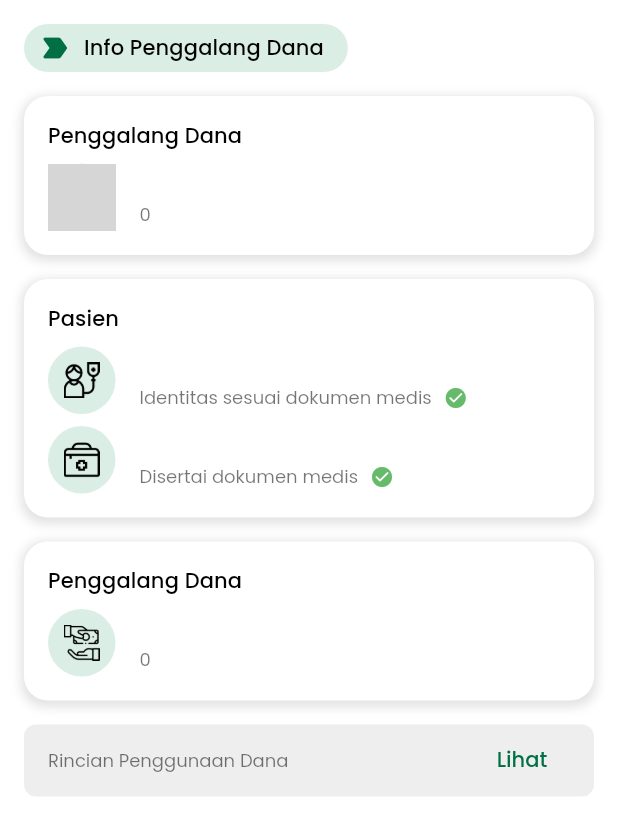
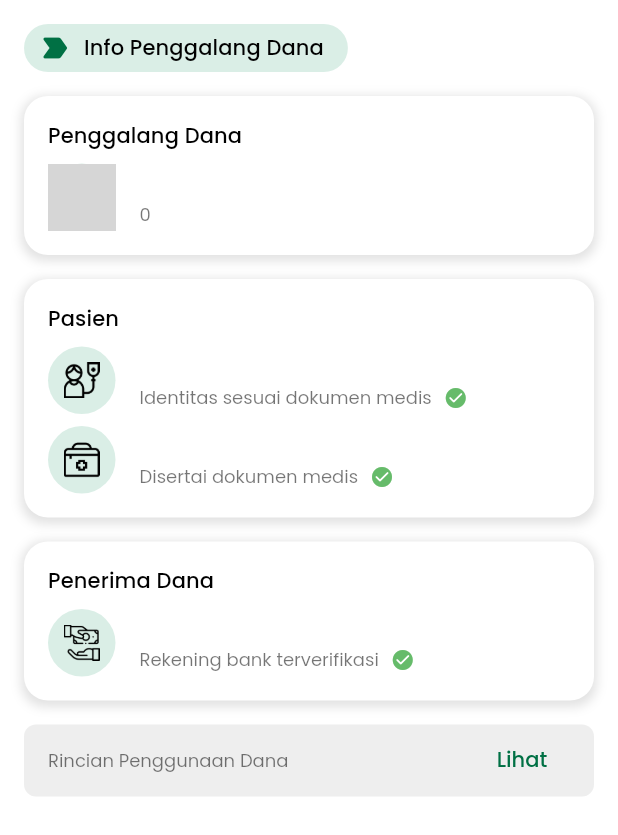
Before and after one commit to erikaristayasa/pundikita, a Flutter app: the CampaignFundraiserInfo widget shown alone on an empty page, opened directly with empty values, on a phone screen of 412 x 824 dp. Shown: the top 835 px of the screen. Run offline on Flutter 3.47's test engine with Material 2 defaults, Android fonts, the light colour scheme and no system bars; our stand-ins replace bloc, carousel_slider, dartz, dio, equatable, flutter_bloc and 8 more; missing offline and left inert: dio_logger; accounts and stored records are empty; generated files the repository leaves out were written again; network calls fail; project files that could hold a hidden picture were left out; grey boxes are pictures that could not be loaded.

Commit message:
Update campaign model & adjust campaign detail page

```diff
--- a/lib/core/data/models/campaign_model.dart
+++ b/lib/core/data/models/campaign_model.dart
@@ -46,6 +46,34 @@ class CampaignModel extends Campaign {
     required String? eventAddress,
     required String? detailOfUseOfFunds,
     required int status,
+    required dynamic recipientStatus,
+    required bool personalRecipientStatus,
+    required String? personalRecipientName,
+    required String? personalRecipientAddress,
+    required String? personalRecipientKtpPhoto,
+    required String? personalRecipientKtpNumber,
+    required String? personalRecipientKtpName,
+    required String? personalRecipientKtpBirthPlace,
+    required DateTime? personalRecipientKtpBirthDate,
+    required String? personalRecipientKtpGender,
+    required String? personalRecipientKtpAddress,
+    required bool foundationRecipientStatus,
+    required String? foundationRecipientName,
+    required String? foundationRecipientResponsiblePerson,
+    required String? foundationRecipientAddress,
+    required String? foundationRecipientPermissionLetterPhoto,
+    required String? foundationRecipientKtpPhoto,
+    required String? foundationRecipientKtpNumber,
+    required String? foundationRecipientKtpName,
+    required String? foundationRecipientKtpBirthPlace,
+    required DateTime? foundationRecipientKtpBirthDate,
+    required String? foundationRecipientKtpGender,
+    required String? foundationRecipientKtpAddress,
+    required String? recipientFundNeed,
+    required String? recipientDescriptionFundNeed,
+    required String? recipientProofPhoto,
+    required String? recipientRekeningNumber,
+    required String? recipientBankBookPhoto,
     required User? user,
     required CampaignTypeModel? campaignType,
     required CampaignCategoryModel? campaignCategory,
@@ -89,6 +117,34 @@ class CampaignModel extends Campaign {
           eventAddress: eventAddress,
           detailOfUseOfFunds: detailOfUseOfFunds,
           status: status,
+          recipientStatus: recipientStatus,
+          personalRecipientStatus: personalRecipientStatus,
+          personalRecipientName: personalRecipientName,
+          personalRecipientAddress: personalRecipientAddress,
+          personalRecipientKtpPhoto: personalRecipientKtpPhoto,
+          personalRecipientKtpNumber: personalRecipientKtpNumber,
+          personalRecipientKtpName: personalRecipientKtpName,
+          personalRecipientKtpBirthPlace: personalRecipientKtpBirthPlace,
+          personalRecipientKtpBirthDate: personalRecipientKtpBirthDate,
+          personalRecipientKtpGender: personalRecipientKtpGender,
+          personalRecipientKtpAddress: personalRecipientKtpAddress,
+          foundationRecipientStatus: foundationRecipientStatus,
+          foundationRecipientName: foundationRecipientName,
+          foundationRecipientResponsiblePerson: foundationRecipientResponsiblePerson,
+          foundationRecipientAddress: foundationRecipientAddress,
+          foundationRecipientPermissionLetterPhoto: foundationRecipientPermissionLetterPhoto,
+          foundationRecipientKtpPhoto: foundationRecipientKtpPhoto,
+          foundationRecipientKtpNumber: foundationRecipientKtpNumber,
+          foundationRecipientKtpName: foundationRecipientKtpName,
+          foundationRecipientKtpBirthPlace: foundationRecipientKtpBirthPlace,
+          foundationRecipientKtpBirthDate: foundationRecipientKtpBirthDate,
+          foundationRecipientKtpGender: foundationRecipientKtpGender,
+          foundationRecipientKtpAddress: foundationRecipientKtpAddress,
+          recipientFundNeed: recipientFundNeed,
+          recipientDescriptionFundNeed: recipientDescriptionFundNeed,
+          recipientProofPhoto: recipientProofPhoto,
+          recipientRekeningNumber: recipientRekeningNumber,
+          recipientBankBookPhoto: recipientBankBookPhoto,
           user: user,
           campaignType: campaignType,
           campaignCategory: campaignCategory,
@@ -133,6 +189,34 @@ class CampaignModel extends Campaign {
         eventAddress: json['lokasi_acara'],
         detailOfUseOfFunds: json['rincian_penggunaan_dana'],
         status: json['status'],
+        recipientStatus: json['status_penerima'],
+        personalRecipientStatus: json['status_penerima_personal'],
+        personalRecipientName: json['nama_penerima_personal'],
+        personalRecipientAddress: json['alamat_penerima_personal'],
+        personalRecipientKtpPhoto: json['foto_ktp_penerima_personal'],
+        personalRecipientKtpNumber: json['nomor_ktp_penerima_personal'],
+        personalRecipientKtpName: json['nama_ktp_penerima_personal'],
+        personalRecipientKtpBirthPlace: json['tempat_lahir_ktp_penerima_personal'],
+        personalRecipientKtpBirthDate: json['tanggal_lahir_ktp_penerima_personal'] != null ? (json['tanggal_lahir_ktp_penerima_personal'].toString().toDate()) : null,
+        personalRecipientKtpGender: json['jenis_kelamin_ktp_penerima_personal'],
+        personalRecipientKtpAddress: json['alamat_ktp_penerima_personal'],
+        foundationRecipientStatus: json['status_penerima_yayasan'],
+        foundationRecipientName: json['nama_penerima_yayasan'],
+        foundationRecipientResponsiblePerson: json['nama_penanggung_jawab_penerima_yayasan'],
+        foundationRecipientAddress: json['alamat_penerima_yayasan'],
+        foundationRecipientPermissionLetterPhoto: json['foto_surat_izin_penerima_yayasan'],
+        foundationRecipientKtpPhoto: json['foto_ktp_penerima_yayasan'],
+        foundationRecipientKtpNumber: json['nomor_ktp_penerima_yayasan'],
+        foundationRecipientKtpName: json['nama_ktp_penerima_yayasan'],
+        foundationRecipientKtpBirthPlace: json['tempat_lahir_ktp_penerima_yayasan'],
+        foundationRecipientKtpBirthDate: json['tanggal_lahir_ktp_penerima_yayasan'] != null ? (json['tanggal_lahir_ktp_penerima_yayasan'].toString().toDate()) : null,
+        foundationRecipientKtpGender: json['jenis_kelamin_ktp_penerima_yayasan'],
+        foundationRecipientKtpAddress: json['alamat_ktp_penerima_yayasan'],
+        recipientFundNeed: json['kebutuhan_dana_penerima'],
+        recipientDescriptionFundNeed: json['deskripsi_kebutuhan_dana_penerima'],
+        recipientProofPhoto: json['foto_bukti_penerima'],
+        recipientRekeningNumber: json['no_rek_penerima'],
+        recipientBankBookPhoto: json['foto_buku_tabungan_bank_penerima'],
         user: json['user'] != null ? UserModel.fromJson(json['user']) : null,
         campaignType: json['campaign_type'] != null ? CampaignTypeModel.fromJson(json['campaign_type']) : null,
         campaignCategory: json['campaign_category'] != null ? CampaignCategoryModel.fromJson(json['campaign_category']) : null,
--- a/lib/core/domain/entities/campaign_entity.dart
+++ b/lib/core/domain/entities/campaign_entity.dart
@@ -6,26 +6,32 @@ import 'user_entity.dart';
 
 class Campaign extends Equatable {
   final int id;
-  final CampaignService campaignService;
   final int? userId;
   final int? campaignTypeId;
   final int? campaignCategoryId;
   final int? campaignSubCategoryid;
   final int? organizer;
+
+  // campaing basic info
   final String? title;
+  final String? photo;
+  final CampaignService campaignService;
   final DateTime? endDate;
   final num amountOfFunds;
   final num amountOfCollectedFunds;
   final String? phone;
-  final String? patientPhone;
-  final String? photo;
   final String? story;
   final String? sortInvitation;
+  final String? detailOfUseOfFunds;
+  final int status;
+
+  // patient info
+  final String? patientPhone;
+  final String? patientName;
+  final String? patientSickness;
   final String? patienIdPhoto;
   final String? medicalCertificatePhoto;
   final String? medicalResultPhoto;
-  final String? patientName;
-  final String? patientSickness;
   final bool? hospitalizationStatus;
   final String? hospitalName;
   final String? treatmentEfforts;
@@ -33,26 +39,54 @@ class Campaign extends Equatable {
   final String? ktpName;
   final String? job;
   final String? schoolOrWorkName;
+
+  // social media info
   final String? facebookUrl;
   final String? instagramUrl;
   final String? twitterUrl;
   final String? linkkedInUrl;
+
+  // event?
   final String? eventName;
   final String? eventGoal;
   final String? eventAddress;
-  final String? detailOfUseOfFunds;
-  final int status;
+
+  /// recipient information -------------
+  final dynamic recipientStatus;
+  // personal recipient
+  final bool personalRecipientStatus;
+  final String? personalRecipientName;
+  final String? personalRecipientAddress;
+  final String? personalRecipientKtpPhoto;
+  final String? personalRecipientKtpNumber;
+  final String? personalRecipientKtpName;
+  final String? personalRecipientKtpBirthPlace;
+  final DateTime? personalRecipientKtpBirthDate;
+  final String? personalRecipientKtpGender;
+  final String? personalRecipientKtpAddress;
+  // foundation recipient
+  final bool foundationRecipientStatus;
+  final String? foundationRecipientName;
+  final String? foundationRecipientResponsiblePerson;
+  final String? foundationRecipientAddress;
+  final String? foundationRecipientPermissionLetterPhoto;
+  final String? foundationRecipientKtpPhoto;
+  final String? foundationRecipientKtpNumber;
+  final String? foundationRecipientKtpName;
+  final String? foundationRecipientKtpBirthPlace;
+  final DateTime? foundationRecipientKtpBirthDate;
+  final String? foundationRecipientKtpGender;
+  final String? foundationRecipientKtpAddress;
+  // recipient additional
+  final String? recipientFundNeed;
+  final String? recipientDescriptionFundNeed;
+  final String? recipientProofPhoto;
+  final String? recipientRekeningNumber;
+  final String? recipientBankBookPhoto;
+  // recipient information -------------
+
+  // other objects
   final User? user;
-  // final dynamic recipientStatus;
-  // final bool personalRecipientStatus;
-  // final String? personalRecipientName;
-  // final String? personalRecipientAddress;
-  // final String? personalRecipientKtpPhoto;
-  // final String? personalRecipientKtpNumber;
-  // final String? personalRecipientKtpName;
-  // final String? personalRecipientKtpBirthPlace;
-  // final DateTime? personalRecipientKtpBirthDate;
-  // final String? personalRecipientKtpGender;
   final CampaignType? campaignType;
   final CampaignCategory? campaignCategory;
   final CampaignSubCategory? campaignSubCategory;
@@ -96,6 +130,34 @@ class Campaign extends Equatable {
     required this.eventAddress,
     required this.detailOfUseOfFunds,
     required this.status,
+    required this.recipientStatus,
+    required this.personalRecipientStatus,
+    required this.personalRecipientName,
+    required this.personalRecipientAddress,
+    required this.personalRecipientKtpPhoto,
+    required this.personalRecipientKtpNumber,
+    required this.personalRecipientKtpName,
+    required this.personalRecipientKtpBirthPlace,
+    required this.personalRecipientKtpBirthDate,
+    required this.personalRecipientKtpGender,
+    required this.personalRecipientKtpAddress,
+    required this.foundationRecipientStatus,
+    required this.foundationRecipientName,
+    required this.foundationRecipientResponsiblePerson,
+    required this.foundationRecipientAddress,
+    required this.foundationRecipientPermissionLetterPhoto,
+    required this.foundationRecipientKtpPhoto,
+    required this.foundationRecipientKtpNumber,
+    required this.foundationRecipientKtpName,
+    required this.foundationRecipientKtpBirthPlace,
+    required this.foundationRecipientKtpBirthDate,
+    required this.foundationRecipientKtpGender,
+    required this.foundationRecipientKtpAddress,
+    required this.recipientFundNeed,
+    required this.recipientDescriptionFundNeed,
+    required this.recipientProofPhoto,
+    required this.recipientRekeningNumber,
+    required this.recipientBankBookPhoto,
     required this.user,
     required this.campaignType,
     required this.campaignCategory,
@@ -122,6 +184,7 @@ class Campaign extends Equatable {
 
   bool get patientVerified => patienIdPhoto != null;
   bool get patientSicknessVerified => medicalCertificatePhoto != null;
+  bool get recipientBankVerified => recipientRekeningNumber != null && recipientBankBookPhoto != null;
 
   @override
   List<Object?> get props => [
@@ -162,6 +225,34 @@ class Campaign extends Equatable {
         eventAddress,
         detailOfUseOfFunds,
         status,
+        recipientStatus,
+        personalRecipientStatus,
+        personalRecipientName,
+        personalRecipientAddress,
+        personalRecipientKtpPhoto,
+        personalRecipientKtpNumber,
+        personalRecipientKtpName,
+        personalRecipientKtpBirthPlace,
+        personalRecipientKtpBirthDate,
+        personalRecipientKtpGender,
+        personalRecipientKtpAddress,
+        foundationRecipientStatus,
+        foundationRecipientName,
+        foundationRecipientResponsiblePerson,
+        foundationRecipientAddress,
+        foundationRecipientPermissionLetterPhoto,
+        foundationRecipientKtpPhoto,
+        foundationRecipientKtpNumber,
+        foundationRecipientKtpName,
+        foundationRecipientKtpBirthPlace,
+        foundationRecipientKtpBirthDate,
+        foundationRecipientKtpGender,
+        foundationRecipientKtpAddress,
+        recipientFundNeed,
+        recipientDescriptionFundNeed,
+        recipientProofPhoto,
+        recipientRekeningNumber,
+        recipientBankBookPhoto,
         user,
         campaignType,
         campaignCategory,
--- a/lib/features/campaign/presentation/widgets/campaign_fundraiser_info.dart
+++ b/lib/features/campaign/presentation/widgets/campaign_fundraiser_info.dart
@@ -28,8 +28,33 @@ class CampaignFundraiserInfo extends StatelessWidget {
           CustomLabel(title: AppLocale.loc.fundraiserInfo),
           mediumVerticalSpacing(),
 
-          // Fundraiser info
-          RoundedContainer(
+          // Fundraiser
+          FundrasierField(campaign: campaign),
+          mediumVerticalSpacing(),
+
+          // Patient
+          PatientField(campaign: campaign),
+          mediumVerticalSpacing(),
+
+          // Recipient
+          RecipientField(campaign: campaign),
+          mediumVerticalSpacing(),
+
+          // Fund usage
+          UsageField(campaign: campaign),
+        ],
+      ),
+    );
+  }
+}
+
+class FundrasierField extends StatelessWidget {
+  final Campaign campaign;
+  const FundrasierField({Key? key, required this.campaign}) : super(key: key);
+
+  @override
+  Widget build(BuildContext context) {
+    return RoundedContainer(
       padding: const EdgeInsets.all(Dimension.MEDIUM),
       radius: Dimension.MEDIUM,
       width: double.maxFinite,
@@ -50,7 +75,7 @@ class CampaignFundraiserInfo extends StatelessWidget {
                   aspectRatio: 1 / 1,
                   child: CircleAvatar(
                     backgroundColor: AppColors.SECONDARY.withOpacity(0.15),
-                          foregroundImage: NetworkImage(getUserImageUrl(campaign.user?.photo ?? '')),
+                    foregroundImage: (campaign.user?.photo != null) ? NetworkImage(getUserImageUrl((campaign.user?.photo)!)) : null,
                   ),
                 ),
                 mediumHorizontalSpacing(),
@@ -73,11 +98,17 @@ class CampaignFundraiserInfo extends StatelessWidget {
           )
         ],
       ),
-          ),
-          mediumVerticalSpacing(),
+    );
+  }
+}
 
-          // Patient
-          RoundedContainer(
+class PatientField extends StatelessWidget {
+  final Campaign campaign;
+  const PatientField({Key? key, required this.campaign}) : super(key: key);
+
+  @override
+  Widget build(BuildContext context) {
+    return RoundedContainer(
       padding: const EdgeInsets.all(Dimension.MEDIUM),
       radius: Dimension.MEDIUM,
       width: double.maxFinite,
@@ -169,11 +200,37 @@ class CampaignFundraiserInfo extends StatelessWidget {
           )
         ],
       ),
-          ),
-          mediumVerticalSpacing(),
+    );
+  }
+}
 
-          // Dana Receiver
-          RoundedContainer(
+class RecipientField extends StatefulWidget {
+  final Campaign campaign;
+  const RecipientField({Key? key, required this.campaign}) : super(key: key);
+
+  @override
+  State<RecipientField> createState() => _RecipientFieldState();
+}
+
+class _RecipientFieldState extends State<RecipientField> {
+  String _recipientName = '-';
+
+  @override
+  void initState() {
+    super.initState();
+
+    if (widget.campaign.personalRecipientStatus) {
+      _recipientName = widget.campaign.personalRecipientName ?? '';
+    } else if (widget.campaign.foundationRecipientStatus) {
+      _recipientName = widget.campaign.foundationRecipientName ?? '';
+    } else {
+      _recipientName = widget.campaign.user?.name ?? '';
+    }
+  }
+
+  @override
+  Widget build(BuildContext context) {
+    return RoundedContainer(
       padding: const EdgeInsets.all(Dimension.MEDIUM),
       radius: Dimension.MEDIUM,
       width: double.maxFinite,
@@ -182,7 +239,7 @@ class CampaignFundraiserInfo extends StatelessWidget {
         crossAxisAlignment: CrossAxisAlignment.start,
         children: [
           Text(
-                  AppLocale.loc.fundraiser,
+            AppLocale.loc.fundRecipient,
             style: context.textTheme().titleSmall,
           ),
           smallVerticalSpacing(),
@@ -206,12 +263,18 @@ class CampaignFundraiserInfo extends StatelessWidget {
                   crossAxisAlignment: CrossAxisAlignment.start,
                   children: [
                     Text(
-                            campaign.user?.name ?? '-',
+                      _recipientName,
                       style: context.textTheme().titleSmall,
                     ),
+                    Row(
+                      children: [
                         Text(
-                            '${campaign.user?.agencyStatus ?? ''}', //TODO: get status verification
+                          AppLocale.loc.recipientRekeningVerified,
                           style: context.textTheme().bodySmall,
+                        ),
+                        smallHorizontalSpacing(),
+                        ValidationIcon(isValidate: widget.campaign.recipientBankVerified),
+                      ],
                     )
                   ],
                 )
@@ -220,11 +283,17 @@ class CampaignFundraiserInfo extends StatelessWidget {
           )
         ],
       ),
-          ),
+    );
+  }
+}
 
-          mediumVerticalSpacing(),
-          // Fund usage
-          RoundedContainer(
+class UsageField extends StatelessWidget {
+  final Campaign campaign;
+  const UsageField({Key? key, required this.campaign}) : super(key: key);
+
+  @override
+  Widget build(BuildContext context) {
+    return RoundedContainer(
       padding: const EdgeInsets.symmetric(horizontal: Dimension.MEDIUM),
       width: double.maxFinite,
       color: Colors.grey[200]!,
@@ -249,9 +318,6 @@ class CampaignFundraiserInfo extends StatelessWidget {
           ),
         ],
       ),
-          ),
-        ],
-      ),
     );
   }
 }
--- a/lib/l10n/app_id.arb
+++ b/lib/l10n/app_id.arb
@@ -39,6 +39,7 @@
     "patient": "Pasien",
     "fundraiser": "Penggalang Dana",
     "fundraiserInfo": "Info Penggalang Dana",
+    "fundRecipient": "Penerima Dana",
 
     "loginPage": "Halaman Masuk",
     "login": "Masuk",
@@ -74,6 +75,7 @@
 
     "patientVerified": "Identitas sesuai dokumen medis",
     "patientSicknessVerified": "Disertai dokumen medis",
+    "recipientRekeningVerified": "Rekening bank terverifikasi",
 
     "readMore": "Baca selengkapnya",
     "readLess": "Baca lebih ringkas"
```
Lines whose indentation alone changed are shown as unchanged.
